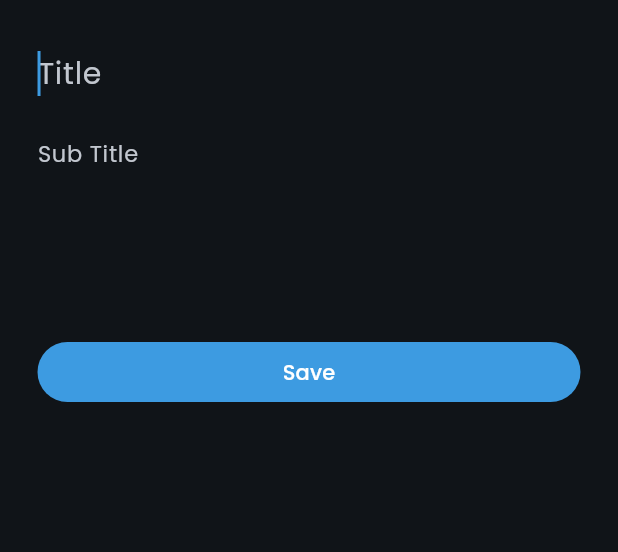
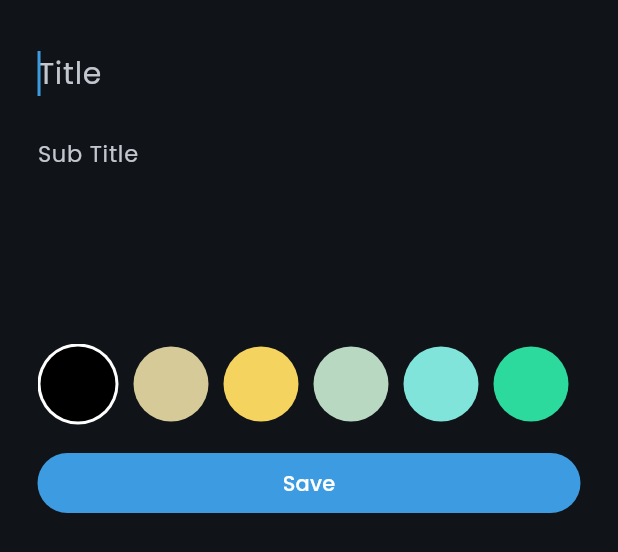
Before and after one commit to paula-a-pham/nota-app, a Flutter app: the EditNoteBottomSheet widget shown alone on an empty page, opened directly with empty values, on a phone screen of 412 x 824 dp. Shown: the top 552 px of the screen. Run offline on Flutter 3.47's test engine with Material 3 defaults, Android fonts, the phone set to English and light mode, and no system bars; our stand-ins replace bloc, flutter_bloc, flutter_slidable, hive, hive_flutter; accounts and stored records are empty.

Commit message:
create edit note color list and connect it with edit note bottom sheet

```diff
--- a/lib/cubits/edit_note_cubit/edit_note_cubit.dart
+++ b/lib/cubits/edit_note_cubit/edit_note_cubit.dart
@@ -6,11 +6,13 @@ part 'edit_note_state.dart';
 
 class EditNoteCubit extends Cubit<EditNoteState> {
   EditNoteCubit() : super(EditNoteInitial());
+  int noteColor = Colors.transparent.value;
   static EditNoteCubit getAddNoteCubit(BuildContext context) =>
       BlocProvider.of(context);
   void editNote(NoteModel note) async {
     try {
       emit(EditNoteLoading());
+      note.color = noteColor;
       await note.save();
       emit(EditNoteSuccess());
     } catch (error) {
--- a/lib/widgets/edit_note_bottom_sheet.dart
+++ b/lib/widgets/edit_note_bottom_sheet.dart
@@ -1,11 +1,13 @@
 import 'package:flutter/foundation.dart';
 import 'package:flutter/material.dart';
 import 'package:flutter_bloc/flutter_bloc.dart';
+import 'package:nota/constants/colors.dart';
 import 'package:nota/cubits/edit_note_cubit/edit_note_cubit.dart';
 import 'package:nota/cubits/notes_cubit/notes_cubit.dart';
 import 'package:nota/models/note_model.dart';
 import 'package:nota/widgets/custom_filled_button.dart';
 import 'package:nota/widgets/custom_text_form_field.dart';
+import 'package:nota/widgets/edit_note_color_list_view.dart';
 
 class EditNoteBottomSheet extends StatefulWidget {
   final NoteModel note;
@@ -18,9 +20,17 @@ class EditNoteBottomSheet extends StatefulWidget {
 
 class _EditNoteBottomSheetState extends State<EditNoteBottomSheet> {
   String? title, subTitle;
+  int? colorIndex;
   final GlobalKey<FormState> formKey = GlobalKey();
   @override
   Widget build(BuildContext context) {
+    if (widget.note.color == Colors.transparent.value) {
+      colorIndex = 0;
+    } else {
+      colorIndex = kColorList.indexOf(
+        Color(widget.note.color),
+      );
+    }
     return Padding(
       padding: EdgeInsets.only(
           right: 25.0,
@@ -69,7 +79,16 @@ class _EditNoteBottomSheetState extends State<EditNoteBottomSheet> {
                       hintText: 'Sub Title',
                     ),
                     const SizedBox(
-                      height: 10.0,
+                      height: 15.0,
+                    ),
+                    SizedBox(
+                      height: 27 * 2,
+                      child: EditNoteColorListView(
+                        colorIndex: colorIndex!,
+                      ),
+                    ),
+                    const SizedBox(
+                      height: 15.0,
                     ),
                     Row(
                       children: <Widget>[
--- /dev/null
+++ b/lib/widgets/edit_note_color_list_view.dart
@@ -0,0 +1,48 @@
+import 'package:flutter/material.dart';
+import 'package:nota/constants/colors.dart';
+import 'package:nota/cubits/edit_note_cubit/edit_note_cubit.dart';
+import 'package:nota/widgets/color_item.dart';
+
+class EditNoteColorListView extends StatefulWidget {
+  final int colorIndex;
+  const EditNoteColorListView({super.key, required this.colorIndex});
+
+  @override
+  State<EditNoteColorListView> createState() => _EditNoteColorListViewState();
+}
+
+class _EditNoteColorListViewState extends State<EditNoteColorListView> {
+  int currentIndex = 0;
+@override
+  void initState() {
+    super.initState();
+    currentIndex = widget.colorIndex;
+  }
+  @override
+  Widget build(BuildContext context) {
+
+    return ListView.separated(
+      scrollDirection: Axis.horizontal,
+      itemBuilder: (context, index) => GestureDetector(
+        onTap: () {
+          setState(() {
+            currentIndex = index;
+            if (index == 0) {
+              EditNoteCubit.getAddNoteCubit(context).noteColor =
+                  Colors.transparent.value;
+            } else {
+              EditNoteCubit.getAddNoteCubit(context).noteColor =
+                  kColorList[index].value;
+            }
+          });
+        },
+        child: ColorItem(
+            isActive: currentIndex == index, color: kColorList[index]),
+      ),
+      separatorBuilder: (context, index) => const SizedBox(
+        width: 10.0,
+      ),
+      itemCount: kColorList.length,
+    );
+  }
+}
```
